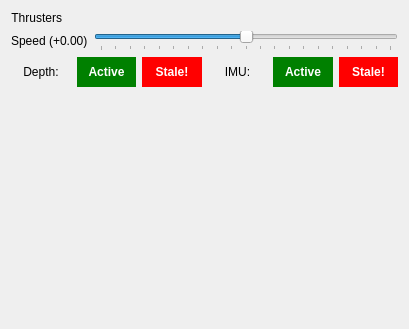
Old version of the form src/rqt/rqt_syscheck/resource/SysCheck.ui in the repository PalouseRobosub/robosub.
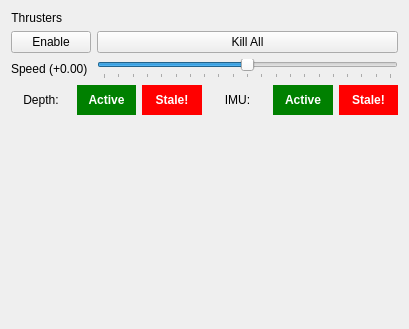
New version of the form.

Commit message:
Added an Enable and Kill button for the thrusters
Kill will reset the speed bar and the thruster toggle buttons

Enable will enable the sending of thruster packets and is default disabled so the GUI can be opened without interrupting other nodes that should be sending thruster messages.

```diff
--- a/src/rqt/rqt_syscheck/resource/SysCheck.ui
+++ b/src/rqt/rqt_syscheck/resource/SysCheck.ui
@@ -24,14 +24,14 @@
      </property>
     </layout>
    </item>
-   <item row="4" column="0">
+   <item row="5" column="0">
     <widget class="QLabel" name="speedLabel">
      <property name="text">
       <string>Speed (+0.00)</string>
      </property>
     </widget>
    </item>
-   <item row="4" column="1">
+   <item row="5" column="1">
     <widget class="QSlider" name="thrusterSpeed">
      <property name="minimum">
       <number>-100</number>
@@ -56,7 +56,7 @@
      </property>
     </widget>
    </item>
-   <item row="6" column="0" colspan="2">
+   <item row="7" column="0" colspan="2">
     <layout class="QGridLayout" name="gridLayout">
      <property name="bottomMargin">
       <number>0</number>
@@ -211,7 +211,7 @@
      </property>
     </widget>
    </item>
-   <item row="8" column="0" colspan="2">
+   <item row="9" column="0" colspan="2">
     <layout class="QHBoxLayout" name="horizontalLayout_3">
      <property name="leftMargin">
       <number>0</number>
@@ -240,6 +240,20 @@
      </item>
     </layout>
    </item>
+   <item row="4" column="0">
+    <widget class="QPushButton" name="thrusterEnable">
+     <property name="text">
+      <string>Enable</string>
+     </property>
+    </widget>
+   </item>
+   <item row="4" column="1">
+    <widget class="QPushButton" name="thrusterKill">
+     <property name="text">
+      <string>Kill All</string>
+     </property>
+    </widget>
+   </item>
   </layout>
  </widget>
  <resources/>
```
The commit also changes 1 other file.
